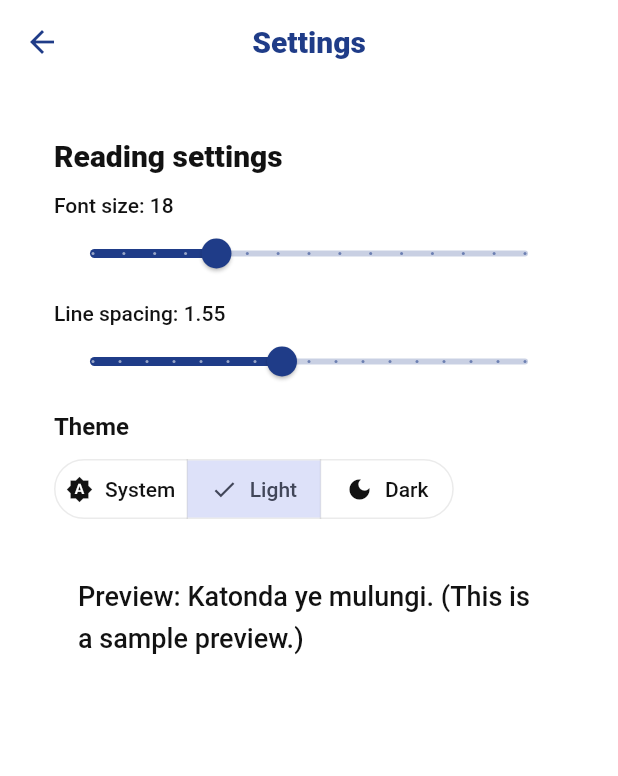
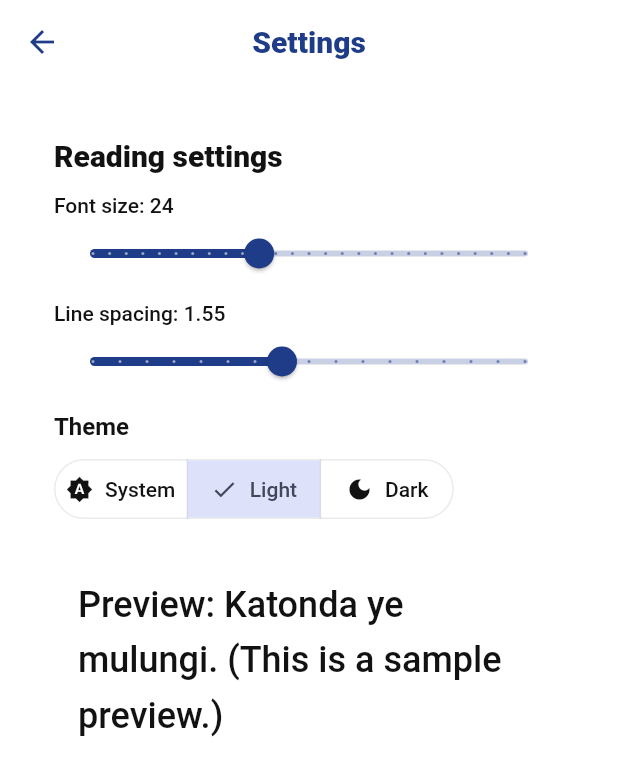
Before and after one commit to nakasanje/lusogahymnal, a Flutter app: the SettingsScreen screen opened directly, after a tap on "Light", on a phone screen of 412 x 824 dp. Shown: the top 776 px of the screen. Run offline on Flutter 3.47's test engine with Material 3 defaults, Android fonts, the phone set to English and light mode, and no system bars; our stand-ins replace share_plus, shared_preferences; accounts and stored records are empty.

Commit message:
tr ap bar

```diff
--- a/lib/main.dart
+++ b/lib/main.dart
@@ -295,7 +295,7 @@ class AppSettings extends ChangeNotifier {
   static const _kLineHeight = 'lineHeight';
   static const _kThemeMode = 'themeMode'; // 0 system, 1 light, 2 dark
 
-  double fontSize = 18;
+  double fontSize = 24;
   double lineHeight = 1.55;
   ThemeMode themeMode = ThemeMode.system;
 
@@ -305,7 +305,7 @@ class AppSettings extends ChangeNotifier {
     _prefs ??= await SharedPreferences.getInstance();
     final p = _prefs!;
 
-    fontSize = p.getDouble(_kFontSize) ?? 18;
+    fontSize = p.getDouble(_kFontSize) ?? 24;
     lineHeight = p.getDouble(_kLineHeight) ?? 1.55;
 
     final mode = p.getInt(_kThemeMode) ?? 0;
@@ -1339,13 +1339,14 @@ class FavoritesScreen extends StatelessWidget {
           body: favSongs.isEmpty
               ? Center(
                   child: Card(
+                    margin: const EdgeInsets.symmetric(vertical: 1),
                     elevation: 0,
                     color: scheme.surfaceContainerHighest,
                     shape: RoundedRectangleBorder(
-                      borderRadius: BorderRadius.circular(18),
+                      borderRadius: BorderRadius.circular(12),
                     ),
                     child: const Padding(
-                      padding: EdgeInsets.all(16),
+                      padding: EdgeInsets.all(10),
                       child: Text(
                         'No favorites yet.\nTap the ⭐ on a hymn to save it here.',
                         textAlign: TextAlign.center,
@@ -1354,9 +1355,20 @@ class FavoritesScreen extends StatelessWidget {
                   ),
                 )
               : ListView.separated(
-                  padding: const EdgeInsets.fromLTRB(16, 12, 16, 18),
+                  padding: const EdgeInsets.fromLTRB(12, 10, 12, 10),
                   itemCount: favSongs.length,
-                  separatorBuilder: (_, __) => const SizedBox(height: 8),
+                  separatorBuilder: (_, __) => Padding(
+                    padding:
+                        const EdgeInsets.symmetric(horizontal: 20, vertical: 2),
+                    child: Divider(
+                      height: 1,
+                      thickness: 0.8,
+                      color: Theme.of(context)
+                          .colorScheme
+                          .outlineVariant
+                          .withValues(alpha: 0.35),
+                    ),
+                  ),
                   itemBuilder: (context, i) {
                     final song = favSongs[i];
 
@@ -2167,6 +2179,7 @@ class SettingsSheet extends StatelessWidget {
 
   @override
   Widget build(BuildContext context) {
+    final font = settings.fontSize.clamp(14.0, 40.0);
     return SafeArea(
       child: AnimatedBuilder(
         animation: settings,
@@ -2186,10 +2199,10 @@ class SettingsSheet extends StatelessWidget {
                   const SizedBox(height: 14),
                   Text('Font size: ${settings.fontSize.toStringAsFixed(0)}'),
                   Slider(
-                    value: settings.fontSize,
+                    value: font,
                     min: 14,
-                    max: 28,
-                    divisions: 14,
+                    max: 40,
+                    divisions: 26, // 40 - 14 = 26 steps
                     onChanged: settings.setFontSize,
                   ),
                   const SizedBox(height: 8),
```
